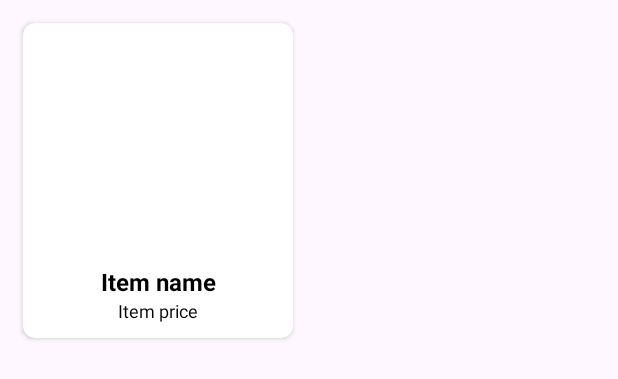
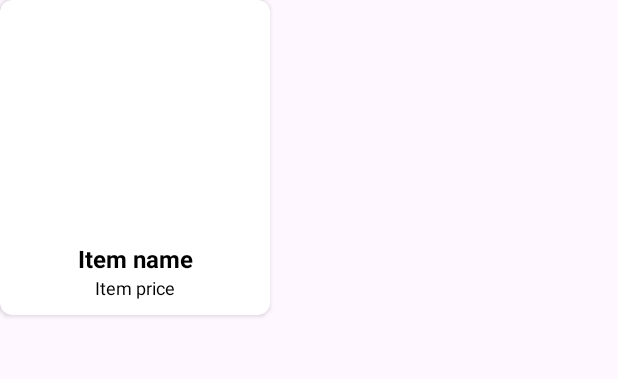
Before and after one commit to TheChickenDev/ClothingStore_mobile, an Android app: the layout item_clothes.xml on its own in the app's theme, with its tools: preview values and no code run, on a phone screen of 412 x 824 dp. Shown: the top 379 px of the screen. Run offline under Robolectric (Android 15) with nearby library versions, the phone set to English and light mode, and no system bars.

Commit message:
Commit P7

```diff
--- a/app/src/main/res/layout/activity_home.xml
+++ b/app/src/main/res/layout/activity_home.xml
@@ -102,7 +102,7 @@
         android:id="@+id/constraintLayout"
         android:layout_width="380dp"
         android:layout_height="472dp"
-        android:layout_marginTop="44dp"
+        android:layout_marginTop="8dp"
         app:layout_constraintTop_toBottomOf="@+id/viewFlipper"
         tools:layout_editor_absoluteX="15dp">
 
--- a/app/src/main/res/layout/item_clothes.xml
+++ b/app/src/main/res/layout/item_clothes.xml
@@ -6,10 +6,10 @@
     android:layout_width="180dp"
     android:layout_height="210dp"
     tools:ignore="MissingConstraints"
-    android:layout_margin="15dp"
     android:elevation="8dp"
-    app:cardCornerRadius="8dp">
-<!--    android:backgroundTint="@color/white"-->
+    app:cardCornerRadius="8dp"
+    android:backgroundTint="@color/white">
+
 
     <LinearLayout
         android:layout_width="180dp"
@@ -23,9 +23,9 @@
             android:layout_width="160dp"
             android:layout_height="90dp"
             android:layout_weight="3"
-            android:scaleType="centerCrop" />
+            android:scaleType="centerCrop"
+            android:background="@drawable/card_clothes"/>
 
-<!--            android:background="@drawable/card_clothes"-->
 
         <LinearLayout
             android:layout_width="160dp"
```
Also changed, not shown: app/src/main/java/com/example/clothingstore/HomeActivity.java (+37 -1 lines).
